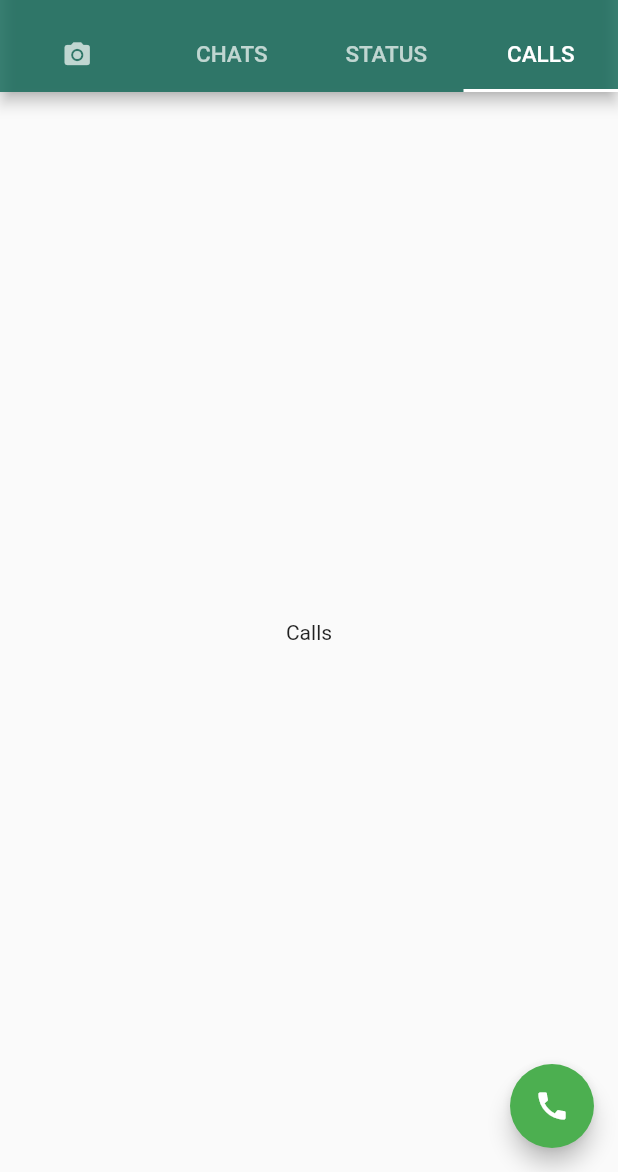
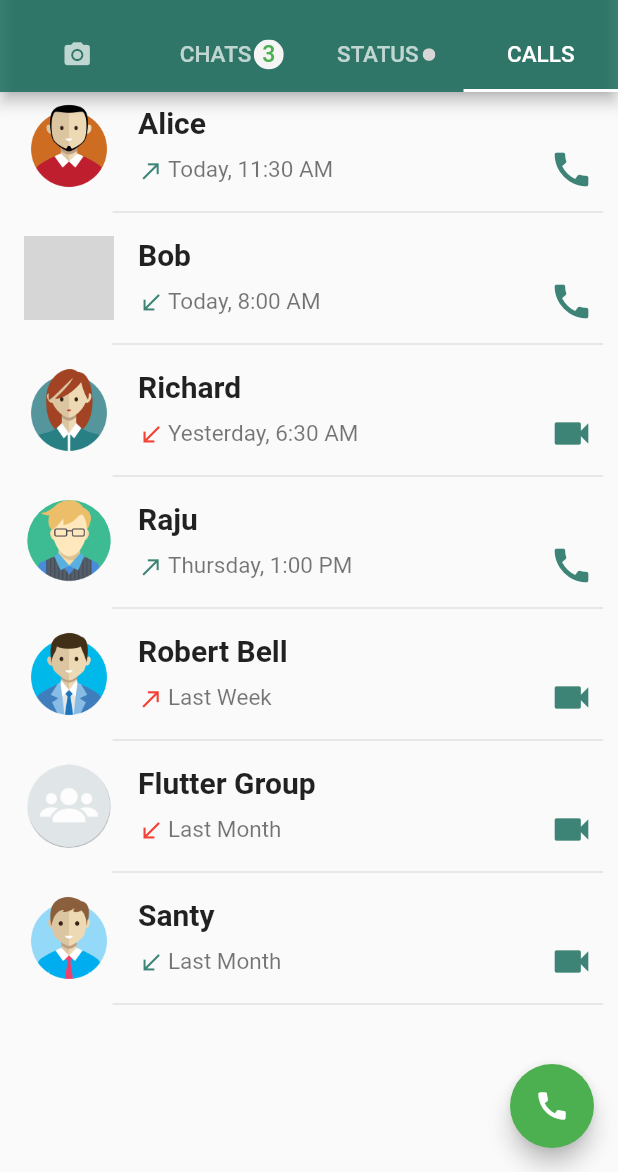
Before and after one commit to vijayinyoutube/whatsappUI, a Flutter app: the screen it shows after launch, tab 4 chosen, on a phone screen of 412 x 824 dp, the part 64-1236 px from its top. Run offline on Flutter 3.47's test engine with Material 2 defaults, Android fonts, the phone set to English and light mode, and no system bars; our stand-ins replace camera, image_picker, story_view; grey boxes are pictures that could not be loaded.

Commit message:
Calls Tab UI done

```diff
--- a/lib/HomePage.dart
+++ b/lib/HomePage.dart
@@ -3,6 +3,7 @@
 import 'package:camera/camera.dart';
 import 'package:flutter/material.dart';
 import 'package:image_picker/image_picker.dart';
+import 'package:whatsapp/screen/Calls/CallPage.dart';
 import 'package:whatsapp/screen/Chats/ChatPage.dart';
 import 'package:whatsapp/screen/Status/StatusPage.dart';
 
@@ -72,17 +73,52 @@
               ),
               Tab(
                 child: Center(
-                  child: Text(
-                    "CHATS",
-                    style: TextStyle(fontWeight: FontWeight.w500, fontSize: 15),
+                  child: Row(
+                    mainAxisAlignment: MainAxisAlignment.spaceAround,
+                    children: [
+                      Text(
+                        "CHATS",
+                        style: TextStyle(
+                            fontWeight: FontWeight.w500, fontSize: 15),
+                      ),
+                      ClipOval(
+                        child: Container(
+                          width: 20,
+                          height: 20,
+                          color: Colors.grey[100],
+                          child: Center(
+                            child: Text(
+                              "3",
+                              style: TextStyle(
+                                  fontWeight: FontWeight.w500,
+                                  fontSize: 15.5,
+                                  color: Colors.green),
+                            ),
+                          ),
+                        ),
+                      ),
+                    ],
                   ),
                 ),
               ),
               Tab(
                 child: Center(
-                  child: Text(
-                    "STATUS",
-                    style: TextStyle(fontWeight: FontWeight.w500, fontSize: 15),
+                  child: Row(
+                    mainAxisAlignment: MainAxisAlignment.spaceEvenly,
+                    children: [
+                      Text(
+                        "STATUS",
+                        style: TextStyle(
+                            fontWeight: FontWeight.w500, fontSize: 15),
+                      ),
+                      ClipOval(
+                        child: Container(
+                          width: 8.5,
+                          height: 8.5,
+                          color: Colors.grey[350],
+                        ),
+                      ),
+                    ],
                   ),
                 ),
               ),
@@ -124,9 +160,7 @@
             // ),
             Chatpage(),
             StatusPage(),
-            Center(
-              child: Text("Calls"),
-            ),
+            Callpage(),
           ],
         ),
         floatingActionButton: FloatingActionButton(
--- /dev/null
+++ b/lib/repository/CallRepo.dart
@@ -0,0 +1,58 @@
+class CallHistory {
+  final bool incoming;
+  final bool didAttend;
+  final String time;
+  final String callType;
+
+  CallHistory({
+    this.time,
+    this.incoming,
+    this.callType,
+    this.didAttend,
+  });
+}
+
+List<CallHistory> myCall = [
+  CallHistory(
+    time: "Today, 11:30 AM",
+    incoming: true,
+    didAttend: true,
+    callType: "call",
+  ),
+  CallHistory(
+    time: "Today, 8:00 AM",
+    incoming: false,
+    didAttend: true,
+    callType: "call",
+  ),
+  CallHistory(
+    time: "Yesterday, 6:30 AM",
+    incoming: false,
+    didAttend: false,
+    callType: "video",
+  ),
+  CallHistory(
+    time: "Thursday, 1:00 PM",
+    incoming: true,
+    didAttend: true,
+    callType: "call",
+  ),
+  CallHistory(
+    time: "Last Week",
+    incoming: true,
+    didAttend: false,
+    callType: "video",
+  ),
+  CallHistory(
+    time: "Last Month",
+    incoming: false,
+    didAttend: false,
+    callType: "video",
+  ),
+  CallHistory(
+    time: "Last Month",
+    incoming: false,
+    didAttend: true,
+    callType: "video",
+  ),
+];
--- a/lib/repository/StatusRepo.dart
+++ b/lib/repository/StatusRepo.dart
@@ -62,7 +62,7 @@
     storyItems: <StoryItem>[
       StoryItem.pageImage(
         imageFit: BoxFit.contain,
-        caption: "Flutter Logo",
+        caption: "Flutter is Great 🥳",
         url: "assets/images/FlutterLogo.png",
         controller: null,
       ),
--- /dev/null
+++ b/lib/screen/Calls/CallPage.dart
@@ -0,0 +1,114 @@
+import 'package:flutter/material.dart';
+import 'package:whatsapp/repository/CallRepo.dart';
+import 'package:whatsapp/repository/ChatRepo.dart';
+
+class Callpage extends StatefulWidget {
+  Callpage({Key key}) : super(key: key);
+
+  @override
+  _CallpageState createState() => _CallpageState();
+}
+
+class _CallpageState extends State<Callpage> {
+  @override
+  Widget build(BuildContext context) {
+    return ListView.builder(
+      itemCount: myCall.length,
+      itemBuilder: (context, index) {
+        return Column(
+          children: [
+            ListTile(
+              leading: CircleAvatar(
+                backgroundImage: AssetImage(mychat[index].avatar),
+                foregroundColor: Colors.transparent,
+                backgroundColor: Colors.transparent,
+                radius: 30,
+              ),
+              title: Text(
+                (mychat[index].name),
+                style: TextStyle(fontWeight: FontWeight.bold, fontSize: 20),
+              ),
+              subtitle: Padding(
+                padding: EdgeInsets.only(top: 5),
+                child: Row(
+                  mainAxisAlignment: MainAxisAlignment.spaceBetween,
+                  children: [
+                    Row(
+                      children: [
+                        myCall[index].incoming == true
+                            ? myCall[index].didAttend == true
+                                ? Icon(
+                                    Icons.call_made,
+                                    color: (Color.fromRGBO(14, 102, 85, 0.8)),
+                                    size: 17.5,
+                                  )
+                                : Icon(
+                                    Icons.call_made,
+                                    color: Colors.red,
+                                    size: 17.5,
+                                  )
+                            : myCall[index].didAttend == true
+                                ? Icon(
+                                    Icons.call_received,
+                                    color: (Color.fromRGBO(14, 102, 85, 0.8)),
+                                    size: 17.5,
+                                  )
+                                : Icon(
+                                    Icons.call_received,
+                                    color: Colors.red,
+                                    size: 17.5,
+                                  ),
+                        SizedBox(
+                          width: 2.5,
+                        ),
+                        Container(
+                          width: (MediaQuery.of(context).size.width) - 250,
+                          child: Text(
+                            (myCall[index].time),
+                            overflow: TextOverflow.ellipsis,
+                            style: TextStyle(fontSize: 15),
+                          ),
+                        ),
+                      ],
+                    ),
+                    myCall[index].callType == "call"
+                        ? Container(
+                            decoration: new BoxDecoration(
+                              borderRadius: new BorderRadius.circular(250),
+                            ),
+                            child: Center(
+                              child: Icon(
+                                Icons.call,
+                                size: 30,
+                                color: (Color.fromRGBO(14, 102, 85, 0.8)),
+                              ),
+                            ),
+                          )
+                        : Container(
+                            decoration: new BoxDecoration(
+                              borderRadius: new BorderRadius.circular(250),
+                            ),
+                            child: Center(
+                              child: Icon(
+                                Icons.videocam,
+                                size: 30,
+                                color: (Color.fromRGBO(14, 102, 85, 0.8)),
+                              ),
+                            ),
+                          ),
+                  ],
+                ),
+              ),
+            ),
+            Padding(
+              padding: const EdgeInsets.only(left: 75, right: 10),
+              child: Divider(
+                thickness: 0.85,
+              ),
+            ),
+          ],
+        );
+      },
+    );
+  }
+}
--- a/lib/screen/Status/StatusViewpage.dart
+++ b/lib/screen/Status/StatusViewpage.dart
@@ -29,7 +29,7 @@
           ),
           Padding(
             padding: const EdgeInsets.only(
-              top: 20,
+              top: 35,
             ),
             child: Container(
               child: ListTile(
```
Also changed, not shown: lib/screen/Status/StatusPage.dart (+81 -122 lines).
